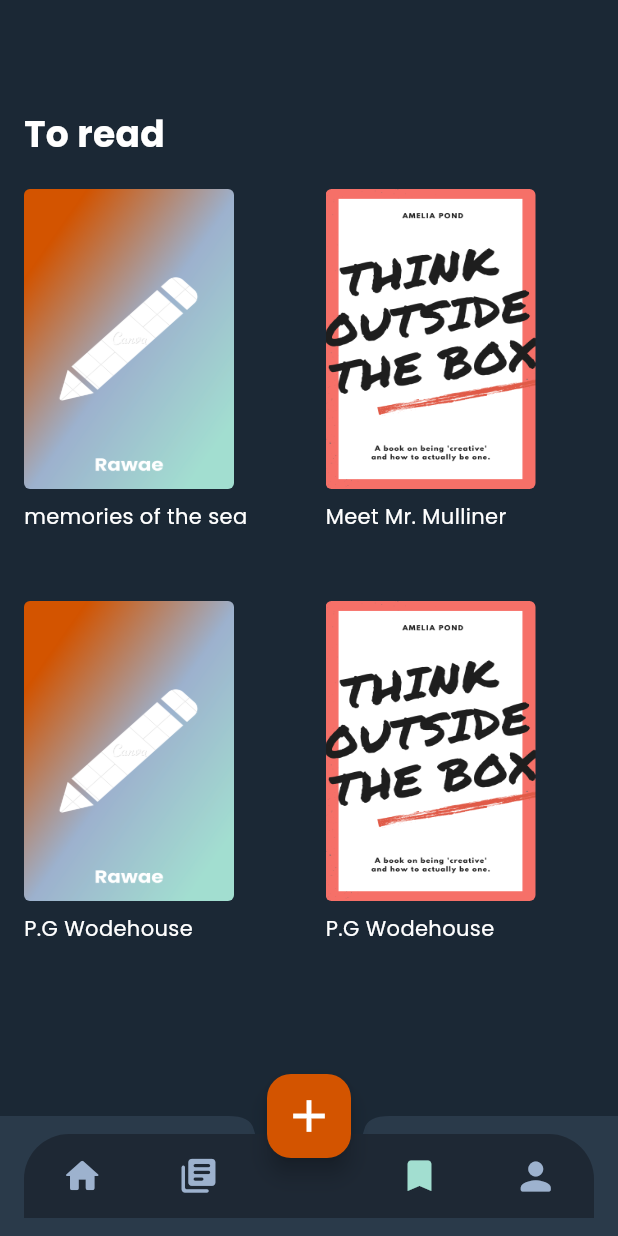
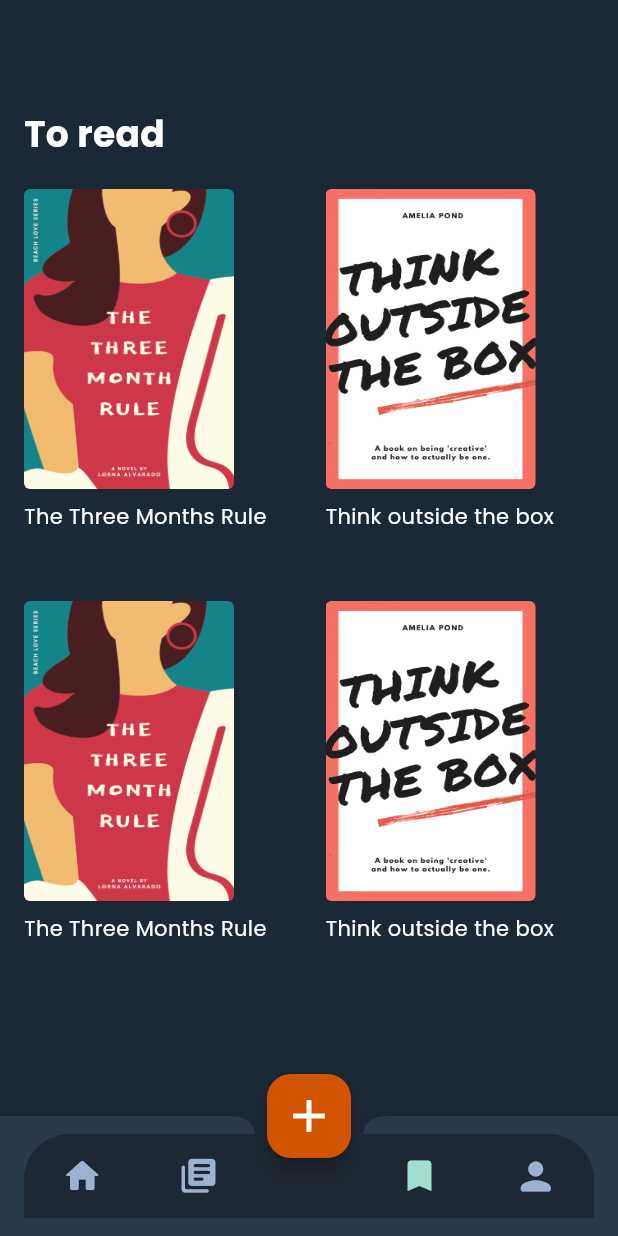
Before and after one commit to JoryAlharbi/2024-25_GP_21, a Flutter app: the BookmarkPage screen opened directly, on a phone screen of 412 x 824 dp. Run offline on Flutter 3.47's test engine with Material 3 defaults, Android fonts, the phone set to English and light mode, and no system bars; our stand-ins replace cached_network_image, cloud_firestore, firebase_auth, firebase_core, firebase_database, firebase_messaging and 3 more; accounts and stored records are empty.

Commit message:
demo fixes

```diff
--- a/lib/book.dart
+++ b/lib/book.dart
@@ -38,12 +38,12 @@ class BookDetailsPage extends StatelessWidget {
           children: [
             const SizedBox(height: 20),
             Image.asset(
-              'assets/book.png',
+              'assets/book2.png',
               height: 200,
             ),
             const SizedBox(height: 20),
             const Text(
-              'MEMORIES OF THE SEA',
+              'Think outside the boox',
               style: TextStyle(
                 color: Colors.white,
                 fontSize: 24,
--- a/lib/bookmark.dart
+++ b/lib/bookmark.dart
@@ -12,19 +12,19 @@ import 'package:rawae_gp24/custom_navigation_bar.dart'; // Import CustomNavigati
 class BookmarkPage extends StatelessWidget {
   final List<Map<String, String>> books = [
     {
-      'title': 'memories of the sea',
-      'image': 'assets/book.png',
+      'title': 'The Three Months Rule',
+      'image': 'assets/book3.png',
     },
     {
-      'title': 'Meet Mr. Mulliner',
+      'title': 'Think outside the box',
       'image': 'assets/book2.png',
     },
     {
-      'title': 'P.G Wodehouse',
-      'image': 'assets/book.png',
+      'title': 'The Three Months Rule',
+      'image': 'assets/book3.png',
     },
     {
-      'title': 'P.G Wodehouse',
+      'title': 'Think outside the box',
       'image': 'assets/book2.png',
     },
   ];
--- a/lib/genre_library.dart
+++ b/lib/genre_library.dart
@@ -16,10 +16,10 @@ class GenreLibraryPage extends StatelessWidget {
   GenreLibraryPage({super.key, required this.genre});
 
   final List<Map<String, String>> books = [
-    {'title': 'Memories of the Sea', 'image': 'assets/book.png'},
-    {'title': 'Meet Mr. Mulliner', 'image': 'assets/book2.png'},
-    {'title': 'P.G Wodehouse', 'image': 'assets/book.png'},
-    {'title': 'P.G Wodehouse', 'image': 'assets/book2.png'},
+    {'title': 'The Three Months Rule', 'image': 'assets/book3.png'},
+    {'title': 'Think outside the box', 'image': 'assets/book2.png'},
+    {'title': 'The Three Months Rule', 'image': 'assets/book3.png'},
+    {'title': 'Think outside the box', 'image': 'assets/book2.png'},
   ];
 
   @override
--- a/pubspec.yaml
+++ b/pubspec.yaml
@@ -33,6 +33,8 @@ dependencies:
   firebase_messaging: 15.1.3
   http: ^1.2.2
   cached_network_image: ^3.4.1
+  googleapis_auth: ^1.0.0
+  fast_rsa: ^3.6.6
 
   dcdg: ^4.1.0 # this to generate the class diagram
 
@@ -56,6 +58,7 @@ flutter:
   assets:
     - assets/book.png
     - assets/book2.png
+    - assets/book3.png
     - assets/fantasy.png
     - assets/drama.png
     - assets/romance.png
```
Also changed, not shown: assets/book3.png (added), assets/default.png, pubspec.lock, 5 other files.
